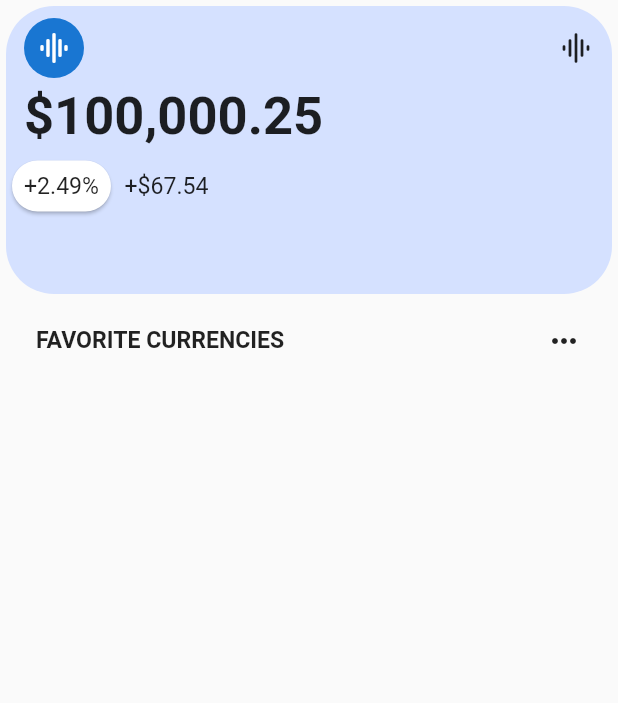
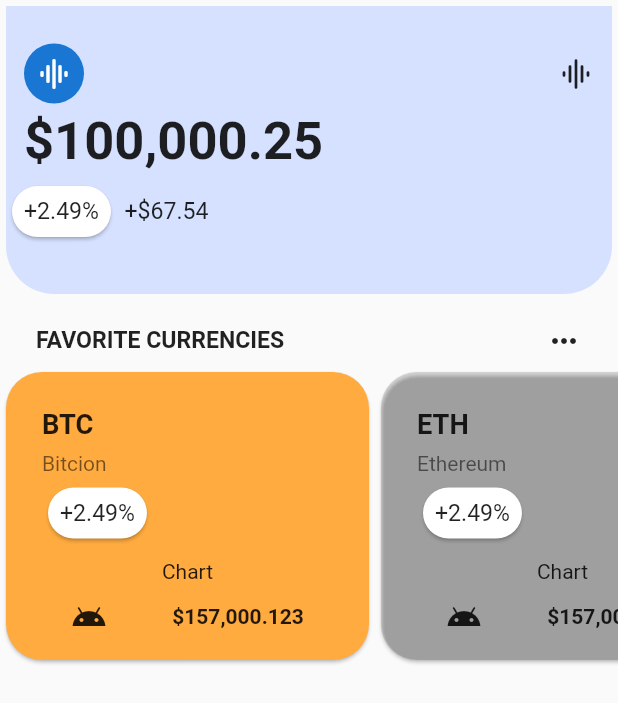
Before and after one commit to Rajesh3009/crypto_wallet, a Flutter app: the screen it shows after launch, on a phone screen of 412 x 824 dp. Shown: the top 703 px of the screen. Run offline on Flutter 3.47's test engine with Material 2 defaults, Android fonts, the phone set to English and light mode, and no system bars; our stand-ins replace get.

Commit message:
26-06-2022

```diff
--- a/lib/app/const/utils.dart
+++ b/lib/app/const/utils.dart
@@ -1,3 +1,28 @@
-import 'package:flutter/cupertino.dart';
+import 'package:crypto_wallet/app/data/coins.dart';
+import 'package:flutter/material.dart';
 
 const Color backgroundCardColor = Color.fromRGBO(213, 225, 255, 1.00);
+const Color backgroundCryptoCardColor = Color.fromRGBO(255, 236, 212, 1.00);
+
+Widget customCircularCard(String value) {
+  return Card(
+    color: Colors.white,
+    shape: RoundedRectangleBorder(borderRadius: BorderRadius.circular(24)),
+    child: Padding(
+      padding: const EdgeInsets.all(8.0),
+      child: Text(
+        value,
+        textScaleFactor: 1.1,
+      ),
+    ),
+  );
+}
+
+List<Coins> favoriteCurrencies = [
+  Coins('BTC', 'Bitcion', '+2.49', const Icon(Icons.android_rounded),
+      '157,000.123', Colors.orangeAccent),
+  Coins('ETH', 'Ethereum', '+2.49', const Icon(Icons.android_rounded),
+      '157,000.123', Colors.black12),
+  Coins('ETC', 'Ethereum Classic', '+2.49', const Icon(Icons.android_rounded),
+      '157,000.123', Colors.green.shade200)
+];
--- /dev/null
+++ b/lib/app/data/coins.dart
@@ -0,0 +1,14 @@
+import 'package:flutter/material.dart';
+
+class Coins {
+  final String coinShortname;
+  final String coinFullname;
+  final String changeInPercentage;
+  final Icon icon;
+  final String price;
+  final Color color;
+
+  Coins(this.coinShortname, this.coinFullname, this.changeInPercentage, this.icon, this.price, this.color);
+
+
+}
--- a/lib/app/modules/home/views/home_view.dart
+++ b/lib/app/modules/home/views/home_view.dart
@@ -10,26 +10,27 @@ class HomeView extends GetView<HomeController> {
   @override
   Widget build(BuildContext context) {
     return Scaffold(
-      body: SingleChildScrollView(
-        primary: true,
-        child: Padding(
-          padding: const EdgeInsets.all(0.0),
+      body: SafeArea(
+        child: SingleChildScrollView(
           child: Column(
             crossAxisAlignment: CrossAxisAlignment.start,
             children: [
+              // Custom Card for Balance
               SizedBox(
                 width: double.infinity,
                 height: 200,
                 child: Card(
                   color: backgroundCardColor,
-                  shape: RoundedRectangleBorder(
-                      borderRadius: BorderRadius.circular(32)),
+                  shape: const RoundedRectangleBorder(
+                      borderRadius: BorderRadius.only(
+                          bottomLeft: Radius.circular(32),
+                          bottomRight: Radius.circular(32))),
                   elevation: 0,
                   child: Column(
                     crossAxisAlignment: CrossAxisAlignment.start,
                     // mainAxisAlignment: MainAxisAlignment.start,
                     children: [
-                      const SizedBox(height: 8),
+                      const SizedBox(height: 25),
                       Padding(
                         padding: const EdgeInsets.symmetric(horizontal: 12),
                         child: Row(
@@ -48,7 +49,7 @@ class HomeView extends GetView<HomeController> {
                       const Padding(
                         padding: EdgeInsets.symmetric(horizontal: 12),
                         child: Text(
-                          '\$100,000.25',
+                          '\$' '100,000.25',
                           style: TextStyle(fontWeight: FontWeight.bold),
                           textScaleFactor: 2.5,
                         ),
@@ -56,21 +57,10 @@ class HomeView extends GetView<HomeController> {
                       const SizedBox(height: 5),
                       Row(
                         children: [
-                          Card(
-                            color: Colors.white,
-                            shape: RoundedRectangleBorder(
-                                borderRadius: BorderRadius.circular(24)),
-                            child: const Padding(
-                              padding: EdgeInsets.all(8.0),
-                              child: Text(
-                                "+2.49%",
-                                textScaleFactor: 1.1,
-                              ),
-                            ),
-                          ),
+                          customCircularCard('+2.49%'),
                           const SizedBox(width: 5),
                           const Text(
-                            '+\$67.54',
+                            '+' '\$' '67.54',
                             textScaleFactor: 1.1,
                           )
                         ],
@@ -85,6 +75,7 @@ class HomeView extends GetView<HomeController> {
                 child: Row(
                   mainAxisAlignment: MainAxisAlignment.spaceBetween,
                   children: const [
+                    // Favorite Currencies
                     Text(
                       "FAVORITE CURRENCIES",
                       textScaleFactor: 1.1,
@@ -93,7 +84,30 @@ class HomeView extends GetView<HomeController> {
                     Icon(Icons.more_horiz_rounded)
                   ],
                 ),
-              )
+              ),
+              const SizedBox(height: 5),
+
+              // Crypto Card
+
+              SizedBox(
+                width: double.infinity,
+                height: 200,
+                child: ListView.builder(
+                  primary: false,
+                  itemCount: favoriteCurrencies.length,
+                  scrollDirection: Axis.horizontal,
+                  itemBuilder: (context, index) => CustomFavCard(
+                    coinShortname: favoriteCurrencies[index].coinShortname,
+                    coinFullname: favoriteCurrencies[index].coinFullname,
+                    changeInPercentage:
+                        favoriteCurrencies[index].changeInPercentage,
+                    icon: favoriteCurrencies[index].icon,
+                    price: favoriteCurrencies[index].price,
+                    color: favoriteCurrencies[index].color,
+                  ),
+                ),
+              ),
+              const SizedBox(height: 5),
             ],
           ),
         ),
@@ -101,3 +115,69 @@ class HomeView extends GetView<HomeController> {
     );
   }
 }
+
+class CustomFavCard extends StatelessWidget {
+  final String coinShortname;
+  final String coinFullname;
+  final String changeInPercentage;
+  final Icon icon;
+  final String price;
+  final Color color;
+  const CustomFavCard({
+    Key? key,
+    required this.coinShortname,
+    required this.coinFullname,
+    required this.changeInPercentage,
+    required this.icon,
+    required this.price,
+    required this.color,
+  }) : super(key: key);
+
+  @override
+  Widget build(BuildContext context) {
+    return SizedBox(
+      width: 250,
+      // height: 300,
+      child: Card(
+        color: color,
+        shape: RoundedRectangleBorder(
+          borderRadius: BorderRadius.circular(24),
+        ),
+        child: Column(
+          crossAxisAlignment: CrossAxisAlignment.start,
+          children: [
+            Padding(
+              padding: const EdgeInsets.only(left: 24, top: 24),
+              child: Text(
+                coinShortname,
+                textScaleFactor: 1.3,
+                style: const TextStyle(fontWeight: FontWeight.bold),
+              ),
+            ),
+            Padding(
+              padding: const EdgeInsets.only(left: 24, top: 8),
+              child: Text(coinFullname,
+                  style: const TextStyle(color: Colors.black54)),
+            ),
+            Padding(
+              padding: const EdgeInsets.only(left: 24, top: 4),
+              child: customCircularCard('$changeInPercentage%'),
+            ),
+            const SizedBox(height: 10),
+            const Center(child: Text('Chart')),
+            const SizedBox(height: 10),
+            Row(
+              mainAxisAlignment: MainAxisAlignment.spaceEvenly,
+              children: [
+                const Icon(Icons.android),
+                Text('\$$price',
+                    style: const TextStyle(fontWeight: FontWeight.bold)),
+              ],
+            ),
+            const SizedBox(height: 10)
+          ],
+        ),
+      ),
+    );
+  }
+}
```
